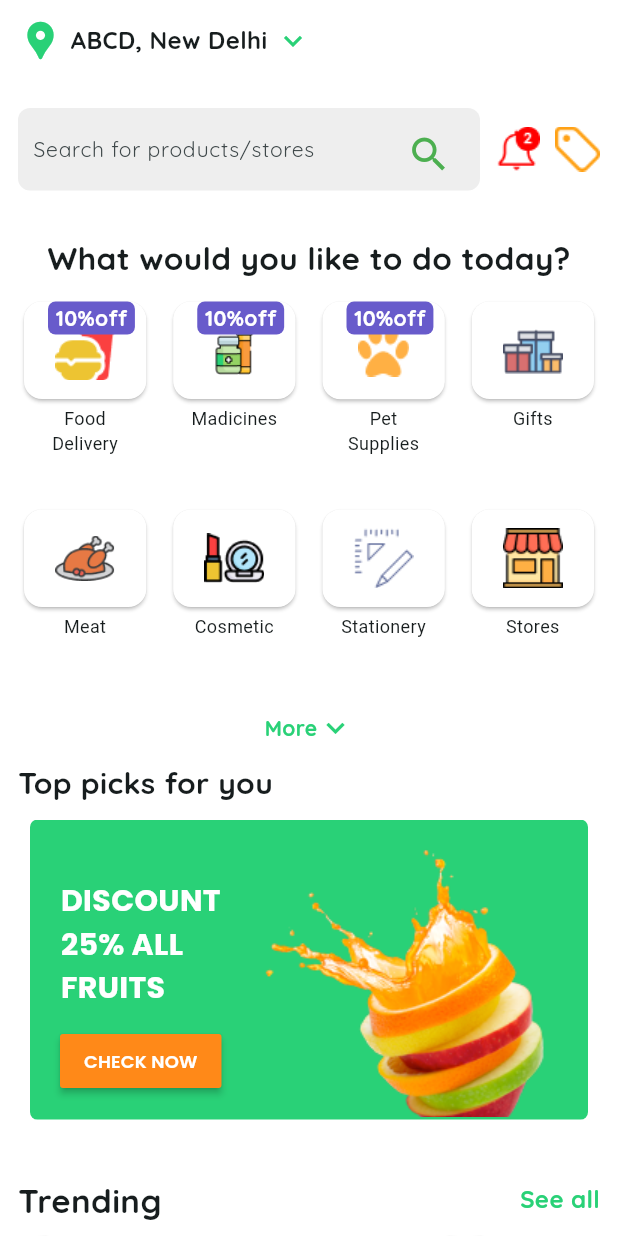
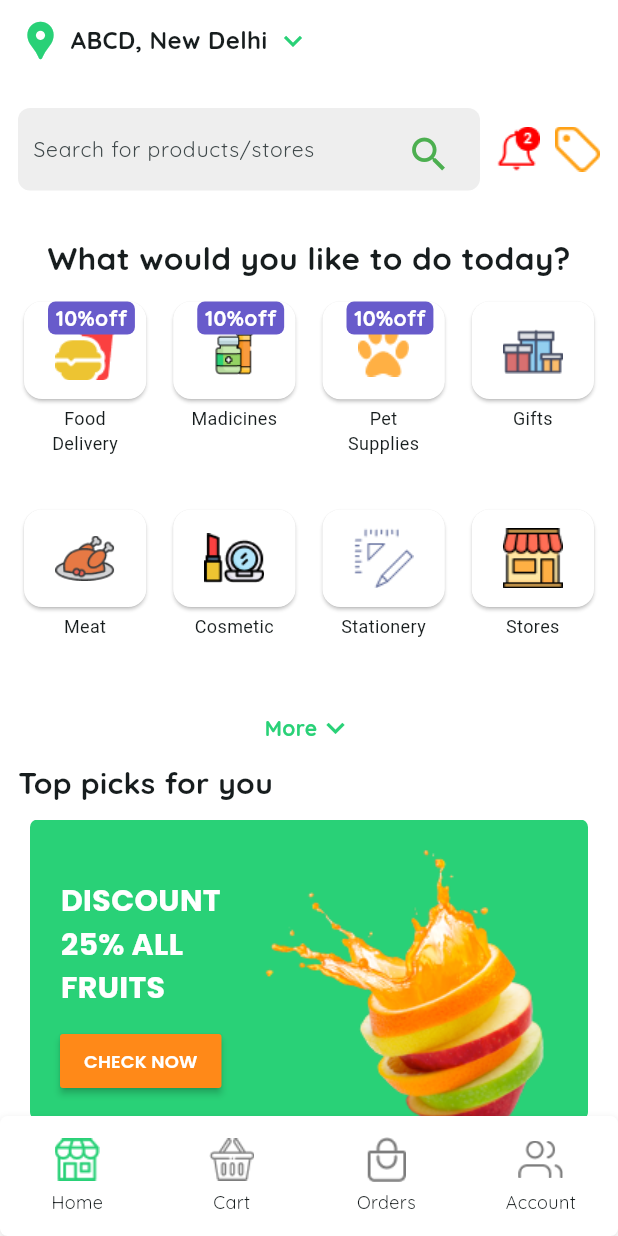
Before and after one commit to Shabeebmohmd/Multivendor, a Flutter app: the screen it shows after launch, on a phone screen of 412 x 824 dp. Run offline on Flutter 3.47's test engine with Material 3 defaults, Android fonts, the phone set to English and light mode, and no system bars; drawn by our look-alikes of carousel_slider; our stand-ins replace google_fonts.

Commit message:
feature: add custom bottom nav

```diff
--- a/lib/consts/data.dart
+++ b/lib/consts/data.dart
@@ -19,3 +19,10 @@ const List<String> categoryImages = [
   'assets/images/category-7.png',
   'assets/images/category-8.png',
 ];
+
+const List<String> bottomIcons = [
+  'assets/images/bottom/home.png',
+  'assets/images/bottom/cart.png',
+  'assets/images/bottom/order.png',
+  'assets/images/bottom/account.png',
+];
--- a/lib/consts/utils.dart
+++ b/lib/consts/utils.dart
@@ -1,5 +1,6 @@
 import 'package:flutter/widgets.dart';
 import 'package:google_fonts/google_fonts.dart';
+import 'package:muliti_vendor_app/widgets/google_font_style.dart';
 
 class Utils {
   static const kSpacingH = SizedBox(height: 10);
@@ -28,4 +29,27 @@ class Utils {
       height: height,
     );
   }
+
+  SizedBox iconBuilder({
+    required String label,
+    required String image,
+    double? textSize,
+    double? width,
+    double? height,
+  }) {
+    return SizedBox(
+      width: width ?? 30,
+      height: height ?? 50,
+      child: Column(
+        children: [
+          Image.asset(image),
+          GoogleFontText(
+            label,
+            fontFamily: 'Quicksand',
+            fontSize: textSize ?? 10,
+          ),
+        ],
+      ),
+    );
+  }
 }
--- a/lib/view/home_screen.dart
+++ b/lib/view/home_screen.dart
@@ -5,6 +5,7 @@ import 'package:muliti_vendor_app/consts/data.dart';
 import 'package:muliti_vendor_app/consts/utils.dart';
 import 'package:muliti_vendor_app/view/notification_screen.dart';
 import 'package:muliti_vendor_app/viewModel/notification_view_model.dart';
+import 'package:muliti_vendor_app/widgets/bottom_nav_icon.dart';
 import 'package:muliti_vendor_app/widgets/google_Font_Style.dart';
 import 'package:muliti_vendor_app/widgets/near_store_product_card.dart';
 import 'package:muliti_vendor_app/widgets/trending_product_card.dart';
@@ -16,6 +17,7 @@ class HomeScreen extends StatelessWidget {
   @override
   Widget build(BuildContext context) {
     return Scaffold(
+      bottomNavigationBar: BottomNavWidget(),
       backgroundColor: AppColors.backGround,
       body: SingleChildScrollView(
         child: Padding(
--- /dev/null
+++ b/lib/widgets/bottom_nav_icon.dart
@@ -0,0 +1,43 @@
+import 'package:flutter/material.dart';
+import 'package:muliti_vendor_app/consts/utils.dart';
+import 'package:muliti_vendor_app/widgets/google_font_style.dart';
+
+class BottomNavWidget extends StatelessWidget {
+  const BottomNavWidget({super.key});
+
+  @override
+  Widget build(BuildContext context) {
+    return Container(
+      width: double.infinity,
+      height: 80,
+      decoration: BoxDecoration(
+        color: Colors.white,
+        borderRadius: BorderRadius.circular(5),
+        boxShadow: const [
+          BoxShadow(color: Colors.black12, blurRadius: 4, offset: Offset(0, 2)),
+        ],
+      ),
+      child: Row(
+        children: [
+          buildNavItem('assets/images/bottom/home.png', 'Home'),
+          buildNavItem('assets/images/bottom/cart1.png', 'Cart'),
+          buildNavItem('assets/images/bottom/order1.png', 'Orders'),
+          buildNavItem('assets/images/bottom/account1.png', 'Account'),
+        ],
+      ),
+    );
+  }
+
+  Expanded buildNavItem(String image, String label) {
+    return Expanded(
+      child: Column(
+        mainAxisAlignment: MainAxisAlignment.center,
+        children: [
+          Image.asset(image, width: 30, height: 30),
+          const SizedBox(child: Utils.kSpacingSmallH),
+          GoogleFontText(label, fontFamily: 'Quicksand', fontSize: 12),
+        ],
+      ),
+    );
+  }
+}
--- a/pubspec.yaml
+++ b/pubspec.yaml
@@ -34,6 +34,7 @@ dependencies:
   http: ^1.1.0
   google_fonts: ^6.2.1
   carousel_slider: ^5.1.1
+  curved_navigation_bar: ^1.0.6
 
 dev_dependencies:
   flutter_test:
```
Also changed, not shown: assets/images/bottom/account1.png (added), assets/images/bottom/cart1.png (added), assets/images/bottom/order1.png (added), pubspec.lock.
